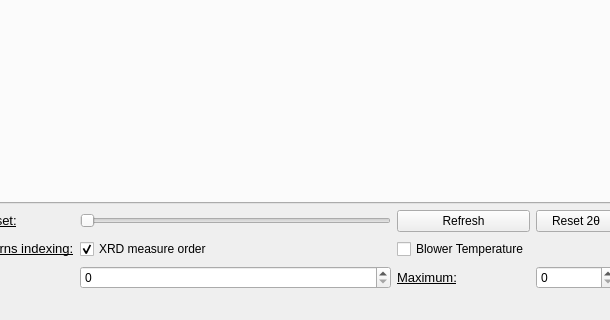
First picture: the form in Iguape/GUI/iguape_gui.ui, repository cnpem/iguape, before the edit; both pictures show x 109 to 719 and y 285 to 605 of the 852 by 605 pixel window.
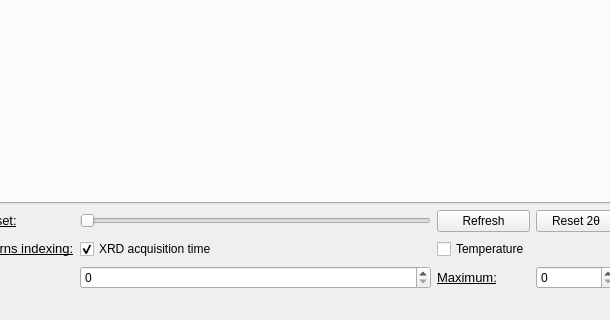
Second picture: the form after the edit. Icons and pictures are not drawn.

Commit message: Cmap added to Peak Fit tab and GUI label modification

```diff
--- a/Iguape/GUI/iguape_gui.ui
+++ b/Iguape/GUI/iguape_gui.ui
@@ -187,7 +187,7 @@
          </size>
         </property>
         <property name="text">
-         <string>Blower Temperature</string>
+         <string>Temperature</string>
         </property>
        </widget>
       </item>
@@ -239,7 +239,7 @@
          </size>
         </property>
         <property name="text">
-         <string>XRD measure order</string>
+         <string>XRD acquisition time</string>
         </property>
         <property name="checkable">
          <bool>true</bool>
```
The commit also changes 2 other files.
